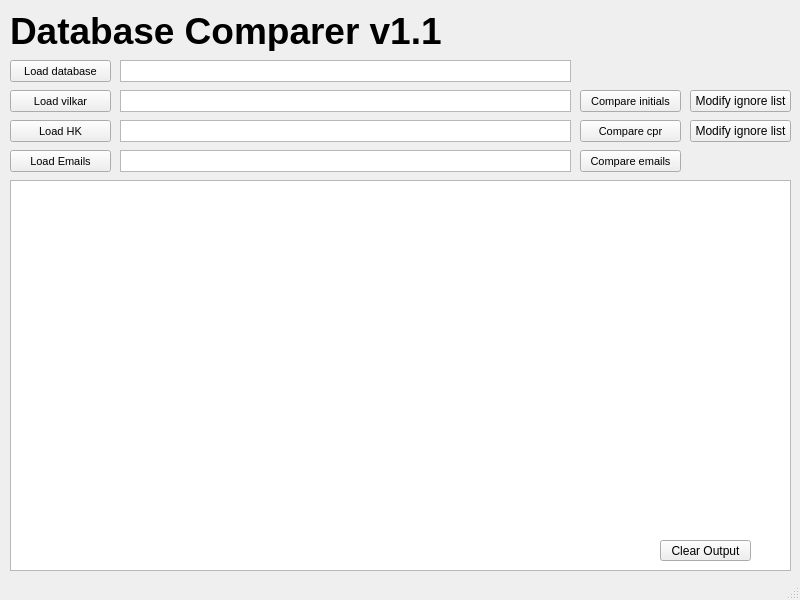
First picture: the form in DatabaseComparerGui.ui, repository AndersDHenriksen/DatabaseChecker, before the edit.
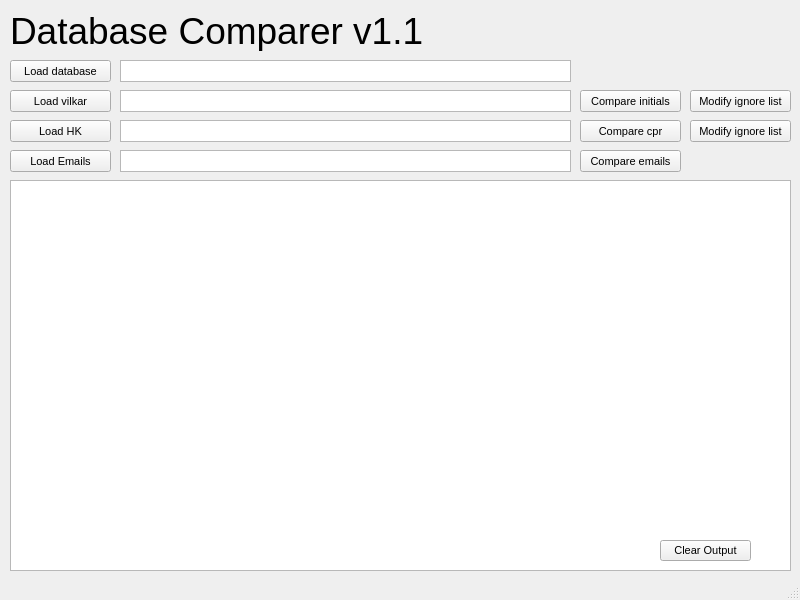
Second picture: the form after the edit.

The edit to the form file:
```diff
--- a/DatabaseComparerGui.ui
+++ b/DatabaseComparerGui.ui
@@ -41,6 +41,11 @@
       <height>21</height>
      </rect>
     </property>
+    <property name="font">
+     <font>
+      <pointsize>8</pointsize>
+     </font>
+    </property>
     <property name="text">
      <string>Clear Output</string>
     </property>
@@ -263,16 +268,16 @@
      <rect>
       <x>10</x>
       <y>10</y>
-      <width>531</width>
+      <width>781</width>
       <height>41</height>
      </rect>
     </property>
     <property name="font">
      <font>
       <pointsize>28</pointsize>
-      <weight>75</weight>
+      <weight>50</weight>
       <italic>false</italic>
-      <bold>true</bold>
+      <bold>false</bold>
      </font>
     </property>
     <property name="text">
@@ -291,6 +296,11 @@
       <height>22</height>
      </rect>
     </property>
+    <property name="font">
+     <font>
+      <pointsize>8</pointsize>
+     </font>
+    </property>
     <property name="layoutDirection">
      <enum>Qt::RightToLeft</enum>
     </property>
@@ -313,6 +323,11 @@
       <height>22</height>
      </rect>
     </property>
+    <property name="font">
+     <font>
+      <pointsize>8</pointsize>
+     </font>
+    </property>
     <property name="layoutDirection">
      <enum>Qt::RightToLeft</enum>
     </property>
```
